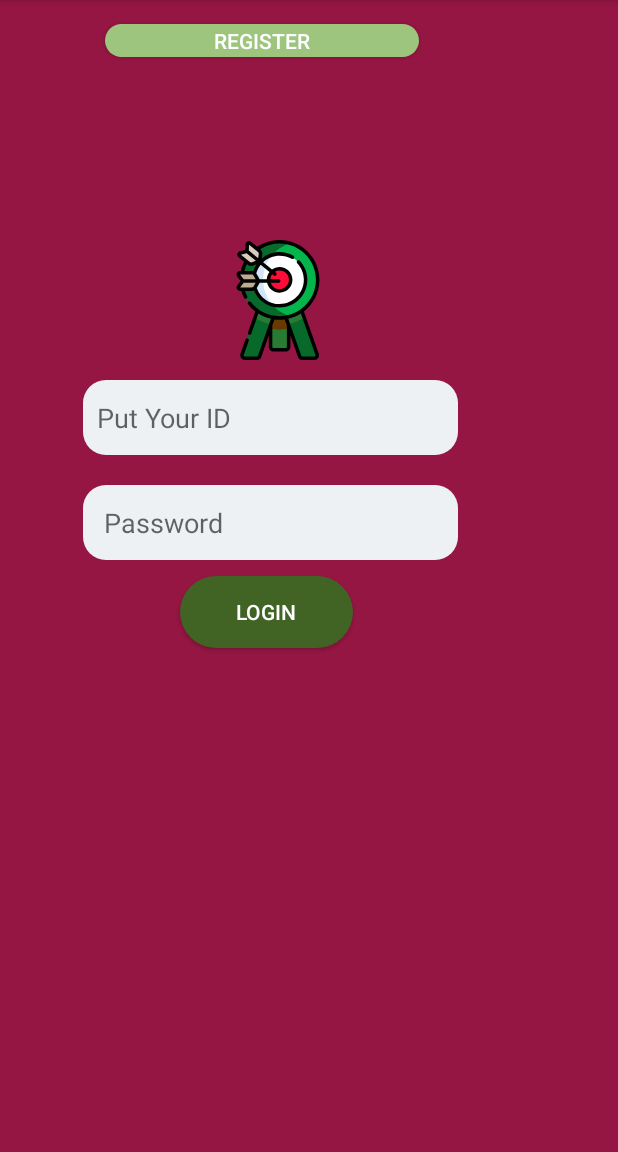
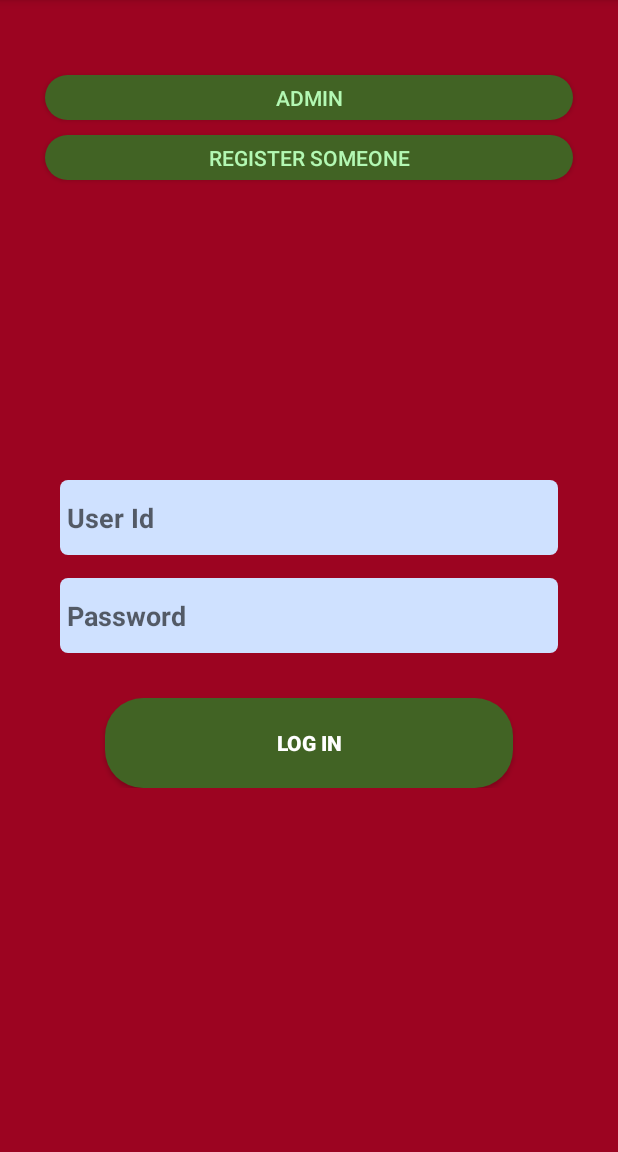
Before and after one commit to teddy-teem/FDSystem, an Android app: the screen it shows after launch (MainActivity), on a phone screen of 412 x 824 dp, the part 84-1236 px from its top. Run offline under Robolectric (Android 15) with nearby library versions, the phone set to English and light mode, and no system bars; our stand-ins replace Firebase (no records; nobody signed in at launch, a user with empty details on screens opened directly); 2 statements that could not run were skipped.

Commit message:
2nd commit

```diff
--- a/app/src/main/java/com/example/fdsystem/MainActivity.java
+++ b/app/src/main/java/com/example/fdsystem/MainActivity.java
@@ -37,10 +37,10 @@ public class MainActivity extends AppCompatActivity {
         super.onCreate(savedInstanceState);
         setContentView(R.layout.activity_main);
 
-        login = (Button) findViewById(R.id.button);
-        username = (EditText) findViewById(R.id.editText);
-        userpass = (EditText) findViewById(R.id.editText2);
-        reg = (Button) findViewById(R.id.button5);
+        login = (Button) findViewById(R.id.login);
+        username = (EditText) findViewById(R.id.user_txt);
+        userpass = (EditText) findViewById(R.id.pass_txt);
+        reg = (Button) findViewById(R.id.reg_btn);
 
 
         firebaseAuth = FirebaseAuth.getInstance();
--- a/app/src/main/res/drawable/round_rect1.xml
+++ b/app/src/main/res/drawable/round_rect1.xml
@@ -1,5 +1,5 @@
 <?xml version="1.0" encoding="utf-8"?>
 <shape xmlns:android="http://schemas.android.com/apk/res/android">
-    <solid android:color="#D1D1CF"/>
+    <solid android:color="#CFE1FF"/>
     <corners android:radius="5dp"/>
 </shape>
--- a/app/src/main/res/layout/activity_main.xml
+++ b/app/src/main/res/layout/activity_main.xml
@@ -1,71 +1,87 @@
 <?xml version="1.0" encoding="utf-8"?>
-<RelativeLayout xmlns:android="http://schemas.android.com/apk/res/android"
+<ScrollView xmlns:android="http://schemas.android.com/apk/res/android"
     xmlns:app="http://schemas.android.com/apk/res-auto"
     xmlns:tools="http://schemas.android.com/tools"
     android:layout_width="match_parent"
     android:layout_height="match_parent"
-    android:background="#951643"
+    android:background="#9C0421"
     tools:context=".MainActivity">
+
+    <LinearLayout
+        android:layout_width="match_parent"
+        android:layout_height="match_parent"
+        android:layout_gravity="fill_vertical"
+        android:orientation="vertical"
+        android:paddingBottom="150dp">
+
+
         <Button
-        android:id="@+id/button5"
-        android:layout_width="209dp"
-        android:layout_height="22dp"
-        android:layout_alignParentStart="true"
-        android:layout_alignParentTop="true"
-        android:layout_marginStart="70dp"
-        android:layout_marginTop="16dp"
-        android:background="@drawable/round_rect2"
-        android:text="Register"
-        android:textColor="#ffffff" />
+            android:id="@+id/admin_btn"
+            android:layout_width="match_parent"
+            android:layout_height="30dp"
+            android:layout_marginTop="50dp"
+            android:layout_marginRight="30dp"
+            android:layout_marginLeft="30dp"
+            android:gravity="center"
+            android:textColor="#B3F8B3"
+            android:background="@drawable/round_btn"
+            android:text="Admin"/>
+        <Button
+            android:id="@+id/reg_btn"
+            android:layout_width="match_parent"
+            android:layout_height="30dp"
+            android:layout_marginTop="10dp"
+            android:layout_marginRight="30dp"
+            android:layout_marginLeft="30dp"
+            android:gravity="center"
+            android:textColor="#B3F8B3"
+            android:background="@drawable/round_btn"
+            android:text="Register Someone"/>
 
         <EditText
-        android:id="@+id/editText"
-        android:layout_width="250dp"
+            android:id="@+id/user_txt"
+            android:layout_width="match_parent"
             android:layout_height="50dp"
-        android:layout_alignParentStart="true"
-        android:layout_alignParentTop="true"
-        android:layout_marginStart="55dp"
-        android:layout_marginTop="253dp"
-        android:background="@drawable/round_rect3"
-        android:ems="10"
-        android:hint="  Put Your ID"
-        android:inputType="textPersonName" />
-
-    <TextView
-        android:id="@+id/textView11"
-        android:layout_width="wrap_content"
-        android:layout_height="wrap_content"
-        android:layout_alignParentStart="true"
-        android:layout_alignParentTop="true"
-        android:layout_marginStart="145dp"
-        android:layout_marginTop="160dp"
-        android:drawableLeft="@drawable/ic_bullseye"
-        android:text="" />
+            android:layout_gravity="center_vertical|center_horizontal"
+            android:layout_marginLeft="40dp"
+            android:layout_marginRight="40dp"
+            android:layout_marginTop="200dp"
+            android:layout_weight="1"
+            android:inputType="text"
+            android:background="@drawable/round_rect1"
+            android:hint=" User Id"
+            android:textColor="#ffffff"
+            android:textStyle="bold" />
 
         <EditText
-        android:id="@+id/editText2"
-        android:layout_width="250dp"
+            android:id="@+id/pass_txt"
+            android:layout_marginTop="15dp"
+            android:layout_width="match_parent"
             android:layout_height="50dp"
-        android:layout_alignParentStart="true"
-        android:layout_alignParentTop="true"
-        android:layout_marginStart="55dp"
-        android:layout_marginTop="323dp"
-        android:background="@drawable/round_rect3"
-        android:ems="10"
-        android:hint="   Password"
-        android:inputType="textPassword" />
+            android:layout_marginLeft="40dp"
+            android:layout_marginRight="40dp"
+            android:background="@drawable/round_rect1"
+            android:textColor="#ffffff"
+            android:textStyle="bold"
+            android:inputType="textPassword"
+            android:hint=" Password"
+            android:layout_gravity="center_vertical|center_horizontal"
+            android:layout_weight="1" />
 
         <Button
-        android:id="@+id/button"
-        android:layout_width="115dp"
-        android:layout_height="wrap_content"
-        android:layout_alignParentStart="true"
-        android:layout_alignParentTop="true"
-        android:layout_marginStart="120dp"
-        android:layout_marginTop="384dp"
+            android:id="@+id/login"
+            android:layout_width="match_parent"
+            android:layout_height="60dp"
+            android:textColor="#ffffff"
+            android:layout_marginLeft="70dp"
+            android:textStyle="bold"
+            android:layout_marginRight="70dp"
             android:background="@drawable/round_btn"
-        android:text="Login"
-        android:textColor="#ffffff" />
+            android:layout_marginTop="30dp"
+            android:layout_gravity="center_vertical|center_horizontal"
+            android:layout_weight="1"
+            android:text="Log in" />
+    </LinearLayout>
 
 
-</RelativeLayout>
+</ScrollView>
```
Also changed, not shown: app/src/main/AndroidManifest.xml (+5 -3 lines), app/src/main/java/com/example/fdsystem/Data.java (added, +44 -0 lines), app/src/main/java/com/example/fdsystem/DataTable.java (added, +45 -0 lines), app/src/main/java/com/example/fdsystem/DataTableAdapter.java (added, +62 -0 lines), app/src/main/java/com/example/fdsystem/MainTask.java (+22 -6 lines), app/src/main/res/layout/activity_data_table.xml (added, +58 -0 lines), app/src/main/res/layout/activity_main_task.xml (+19 -7 lines), app/src/main/res/layout/data_list_item.xml (added, +51 -0 lines). Lines whose indentation alone changed are shown as unchanged.
